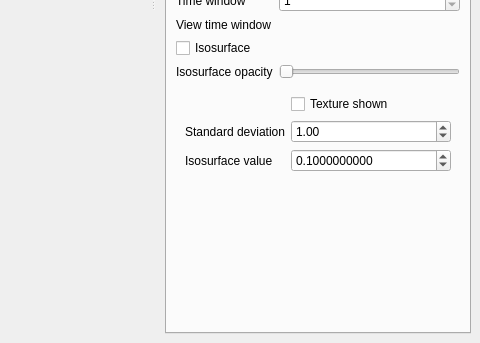
First picture: the form in MainWindow.ui, repository danlipsa/foamvis, before the edit; both pictures show x 606 to 1086 and y 343 to 686 of the 1086 by 686 pixel window.
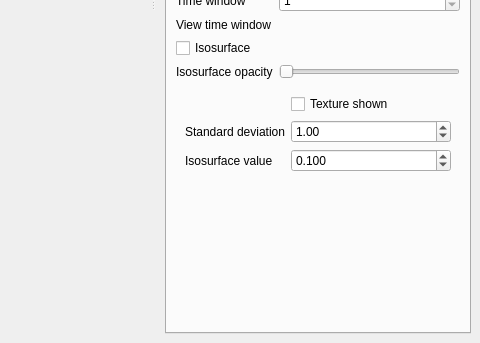
Second picture: the form after the edit. The open tabs and pages were chosen to show the change. Custom widgets are drawn as their Qt base class.

```diff
--- a/MainWindow.ui
+++ b/MainWindow.ui
@@ -1890,7 +1890,7 @@
              <item row="2" column="1">
               <widget class="QDoubleSpinBox" name="doubleSpinBoxT1KDEIsosurfaceValue">
                <property name="decimals">
-                <number>10</number>
+                <number>3</number>
                </property>
                <property name="maximum">
                 <double>1.000000000000000</double>
```
Left out of the diff: 22 changed lines with no effect on the pictures.
